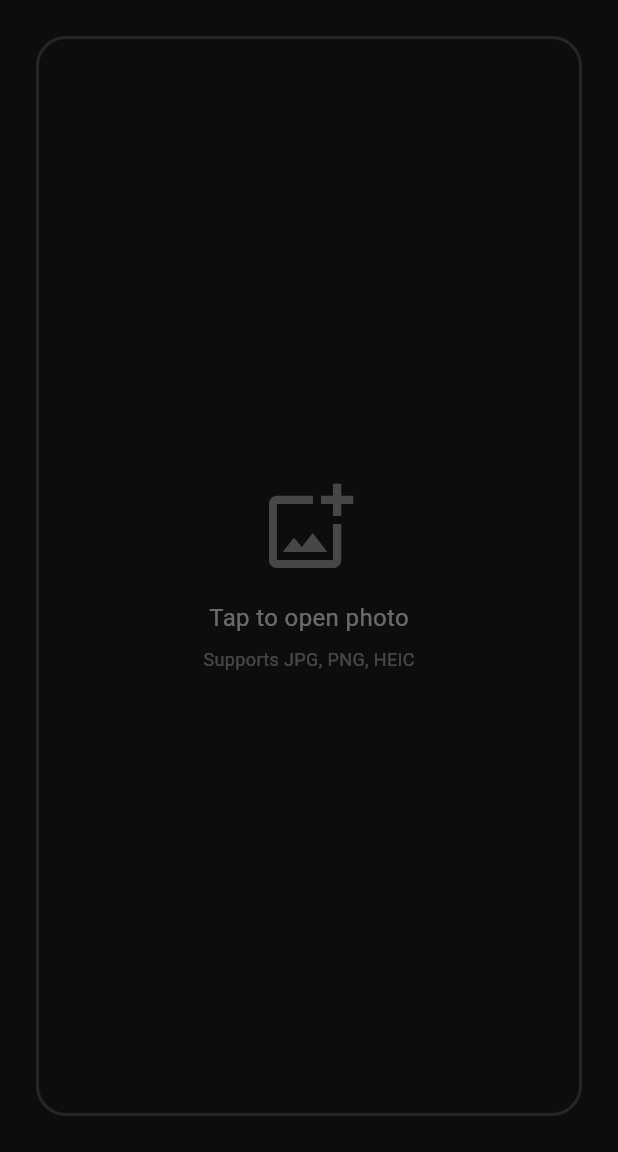
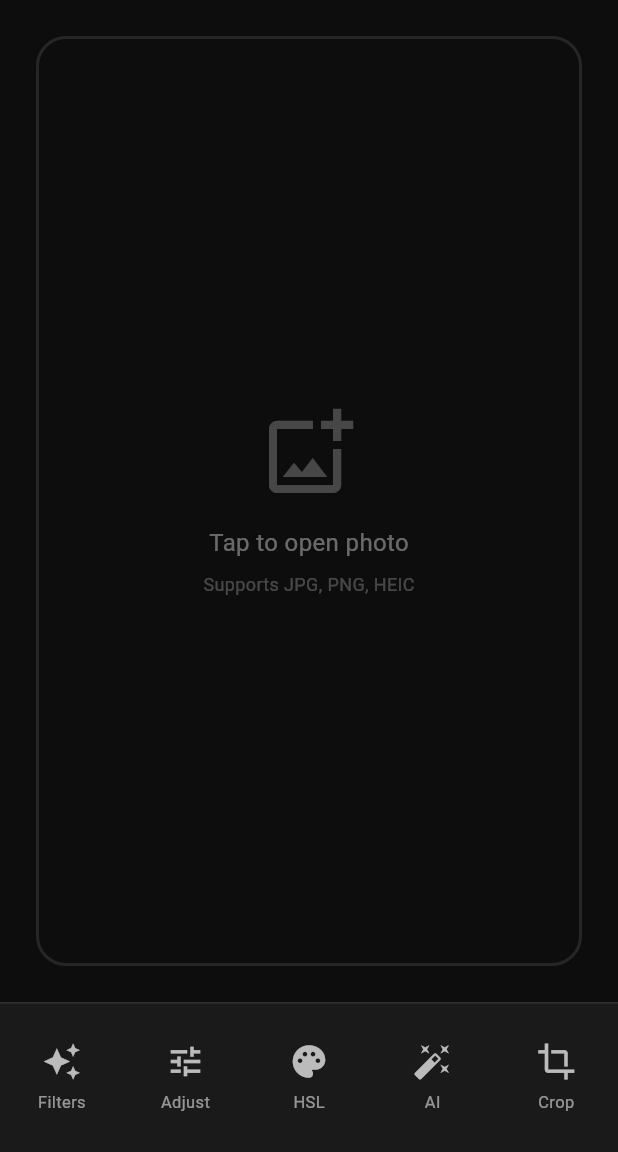
Before and after one commit to himprapatel-rgb/instagram-photo-edit-app, a Flutter app: the screen it shows after launch, after a tap on "Open Photo", on a phone screen of 412 x 824 dp, the part 84-1236 px from its top. Run offline on Flutter 3.47's test engine with Material 3 defaults, Android fonts, the phone set to English and light mode, and no system bars; our stand-ins replace image_picker, permission_handler, share_plus, shared_preferences; missing offline and left inert: dart:html.

Commit message:
fix: v2.0.1 - Always show toolbar (bug fix)
BUG FIX:
- Toolbar now always visible (Filters, Adjust, HSL, AI, Crop)
- Previously toolbar only showed after loading an image
- Updated version to v2.0.1

This fixes the UX issue where users couldn't see available editing tools before selecting a photo.

```diff
--- a/lib/main.dart
+++ b/lib/main.dart
@@ -4,7 +4,7 @@ import 'dart:ui' as ui;
 import 'dart:async';
 import 'dart:math' as math;
 
-// v2.0.0 - PROFESSIONAL Photo Editor - Best in Market Quality
+// v2.0.1 - PROFESSIONAL Photo Editor - Best in Market Quality
 // Features: Pro-grade filters, Advanced color science, Real AI processing
 // Quality: Comparable to VSCO, Lightroom, Snapseed
 
@@ -60,7 +60,7 @@ class _SplashScreenState extends State<SplashScreen> {
         Text('PRO', style: TextStyle(fontSize: 48, fontWeight: FontWeight.w100, color: Colors.white, letterSpacing: 20)),
         Text('Photo Editor', style: TextStyle(fontSize: 18, color: Colors.white70)),
         SizedBox(height: 8),
-        Text('v2.0.0 • Professional Quality', style: TextStyle(fontSize: 12, color: Colors.white54)),
+        Text('v2.0.1 • Professional Quality', style: TextStyle(fontSize: 12, color: Colors.white54)),
       ])),
     ),
   );
@@ -79,7 +79,7 @@ class HomeScreen extends StatelessWidget {
           const SizedBox(width: 16),
           const Column(crossAxisAlignment: CrossAxisAlignment.start, children: [
             Text('PRO Editor', style: TextStyle(fontSize: 24, fontWeight: FontWeight.bold, color: Colors.white)),
-            Text('v2.0.0 • Professional', style: TextStyle(fontSize: 12, color: Colors.white54)),
+            Text('v2.0.1 • Professional', style: TextStyle(fontSize: 12, color: Colors.white54)),
           ]),
         ]),
         const SizedBox(height: 48),
@@ -336,7 +336,7 @@ class _EditorScreenState extends State<EditorScreen> {
             ),
       ),
       // Professional toolbar
-      if (_imageDataUrl != null) _buildProToolbar(),
+            _buildProToolbar(),
     ]),
   );
 
```
